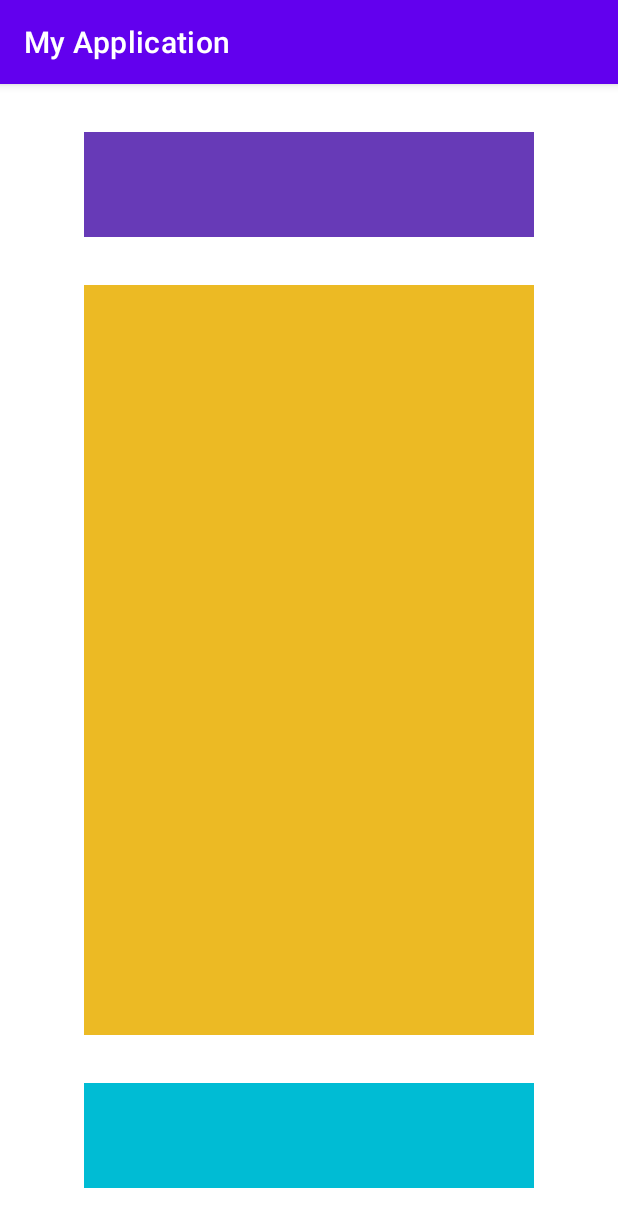
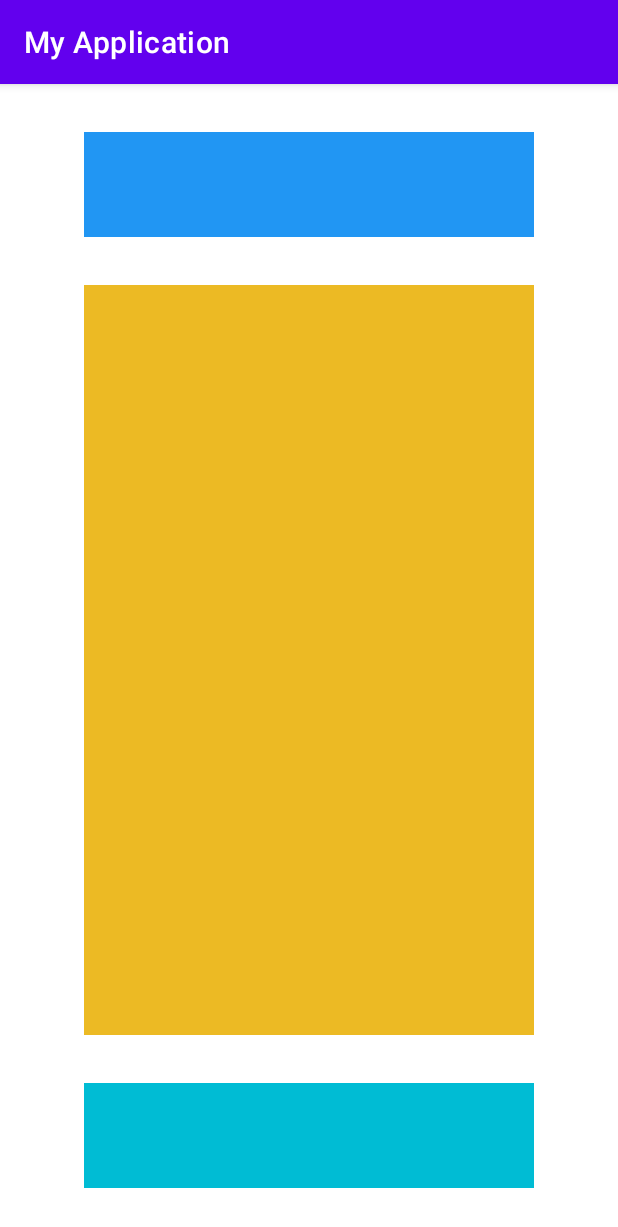
Before and after one commit to abdullahproff/MyMovieApp, an Android app: the screen it shows after launch (MainActivity), on a phone screen of 412 x 824 dp. Shown: the top 1227 px of the screen. Run offline under Robolectric (Android 15) with nearby library versions, the phone set to English and light mode, and no system bars.

Commit message:
Changed colour of top layer to navy from violet

```diff
--- a/app/src/main/res/layout/activity_main.xml
+++ b/app/src/main/res/layout/activity_main.xml
@@ -31,7 +31,7 @@
     <FrameLayout
         android:layout_width="300dp"
         android:layout_height="70dp"
-        android:background="#673AB7"
+        android:background="#2196F3"
         app:layout_constraintBottom_toTopOf="@+id/linearLayout"
         app:layout_constraintEnd_toEndOf="parent"
         app:layout_constraintStart_toStartOf="parent"
```
